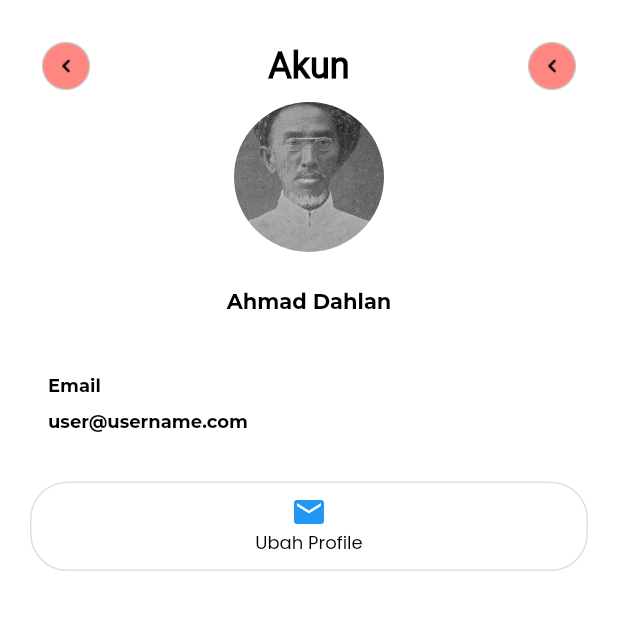
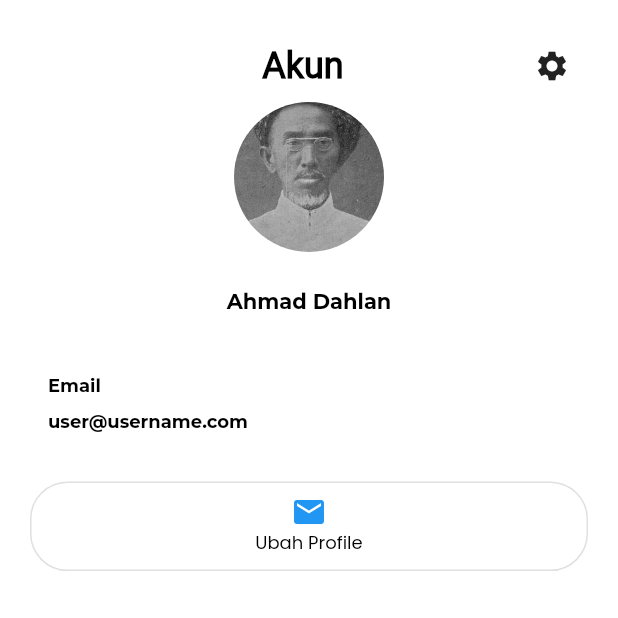
Before and after one commit to zulham-dahlan/WebinfoSenter, a Flutter app: the ProfilePage screen opened by its route, on a phone screen of 412 x 824 dp, the top half of it. Run offline on Flutter 3.47's test engine with Material 2 defaults, Android fonts, the phone set to English and light mode, and no system bars.

Commit message:
Menambahkan file forgot_password_page.dart

```diff
--- a/lib/ui/profile_page.dart
+++ b/lib/ui/profile_page.dart
@@ -29,9 +29,10 @@ class ProfilePage extends StatelessWidget {
                   Row(
                     mainAxisAlignment: MainAxisAlignment.spaceBetween,
                     children: [
-                      IconButton(onPressed: (){}, icon: Image.asset('assets/back_icon.png'),),
+                      Image.asset('assets/back_icon.png',color: Colors.white,),
                       Text('Akun', style: styleRobotoTitle,),
-                      IconButton(onPressed: (){}, icon: Image.asset('assets/back_icon.png'),)
+                      IconButton(
+                          onPressed: () {}, icon: Icon(Icons.settings))
                     ],
                   ),
                   Container(
```
Also changed, not shown: lib/ui/forgot_password_page.dart (added).
